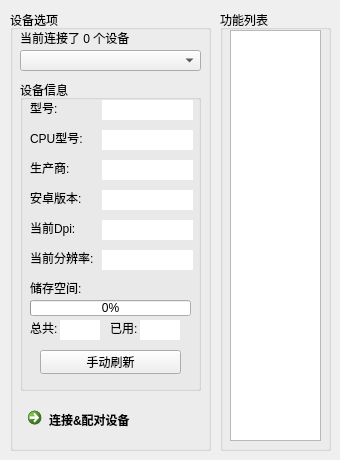
Qt form Frm_Main.ui (Jlv-SoftWare/HKW-Tools_Qt) before a commit.
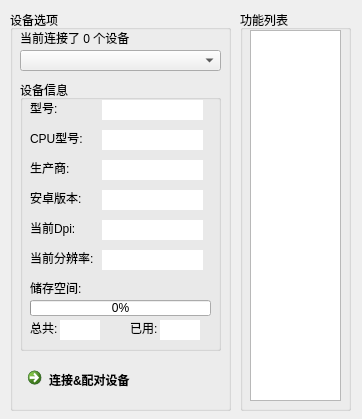
The same form after that commit. Icons and pictures are not drawn.

```diff
--- a/Frm_Main.ui
+++ b/Frm_Main.ui
@@ -6,8 +6,8 @@
    <rect>
     <x>0</x>
     <y>0</y>
-    <width>340</width>
-    <height>460</height>
+    <width>362</width>
+    <height>419</height>
    </rect>
   </property>
   <property name="windowTitle">
@@ -20,10 +20,10 @@
   <widget class="QGroupBox" name="funs_GroupBox">
    <property name="geometry">
     <rect>
-     <x>220</x>
+     <x>240</x>
      <y>10</y>
      <width>111</width>
-     <height>441</height>
+     <height>401</height>
     </rect>
    </property>
    <property name="title">
@@ -35,7 +35,7 @@
       <x>10</x>
       <y>20</y>
       <width>91</width>
-      <height>411</height>
+      <height>371</height>
      </rect>
     </property>
     <property name="font">
@@ -50,8 +50,8 @@
     <rect>
      <x>10</x>
      <y>10</y>
-     <width>201</width>
-     <height>441</height>
+     <width>221</width>
+     <height>401</height>
     </rect>
    </property>
    <property name="title">
@@ -62,7 +62,7 @@
      <rect>
       <x>10</x>
       <y>40</y>
-      <width>181</width>
+      <width>201</width>
       <height>21</height>
      </rect>
     </property>
@@ -84,8 +84,8 @@
     <property name="geometry">
      <rect>
       <x>10</x>
-      <y>390</y>
-      <width>181</width>
+      <y>350</y>
+      <width>201</width>
       <height>41</height>
      </rect>
     </property>
@@ -103,8 +103,8 @@
      <rect>
       <x>10</x>
       <y>70</y>
-      <width>181</width>
-      <height>311</height>
+      <width>201</width>
+      <height>271</height>
      </rect>
     </property>
     <property name="title">
@@ -206,7 +206,7 @@
       <rect>
        <x>10</x>
        <y>220</y>
-       <width>161</width>
+       <width>181</width>
        <height>16</height>
       </rect>
      </property>
@@ -222,7 +222,7 @@
       <rect>
        <x>82</x>
        <y>20</y>
-       <width>91</width>
+       <width>101</width>
        <height>20</height>
       </rect>
      </property>
@@ -238,7 +238,7 @@
       <rect>
        <x>82</x>
        <y>50</y>
-       <width>91</width>
+       <width>101</width>
        <height>20</height>
       </rect>
      </property>
@@ -254,7 +254,7 @@
       <rect>
        <x>82</x>
        <y>80</y>
-       <width>91</width>
+       <width>101</width>
        <height>20</height>
       </rect>
      </property>
@@ -270,7 +270,7 @@
       <rect>
        <x>82</x>
        <y>110</y>
-       <width>91</width>
+       <width>101</width>
        <height>20</height>
       </rect>
      </property>
@@ -286,7 +286,7 @@
       <rect>
        <x>82</x>
        <y>140</y>
-       <width>91</width>
+       <width>101</width>
        <height>20</height>
       </rect>
      </property>
@@ -302,7 +302,7 @@
       <rect>
        <x>82</x>
        <y>170</y>
-       <width>91</width>
+       <width>101</width>
        <height>20</height>
       </rect>
      </property>
@@ -329,7 +329,7 @@
     <widget class="QLabel" name="label_9">
      <property name="geometry">
       <rect>
-       <x>90</x>
+       <x>110</x>
        <y>240</y>
        <width>31</width>
        <height>16</height>
@@ -358,7 +358,7 @@
     <widget class="QLineEdit" name="show_UsedStorage_LineEdit">
      <property name="geometry">
       <rect>
-       <x>120</x>
+       <x>140</x>
        <y>240</y>
        <width>40</width>
        <height>20</height>
@@ -371,19 +371,6 @@
       <bool>true</bool>
      </property>
     </widget>
-    <widget class="QPushButton" name="clickTo_ReloadDeviceInfo_PushButton">
-     <property name="geometry">
-      <rect>
-       <x>20</x>
-       <y>270</y>
-       <width>141</width>
-       <height>24</height>
-      </rect>
-     </property>
-     <property name="text">
-      <string>手动刷新</string>
-     </property>
-    </widget>
    </widget>
   </widget>
  </widget>
```
